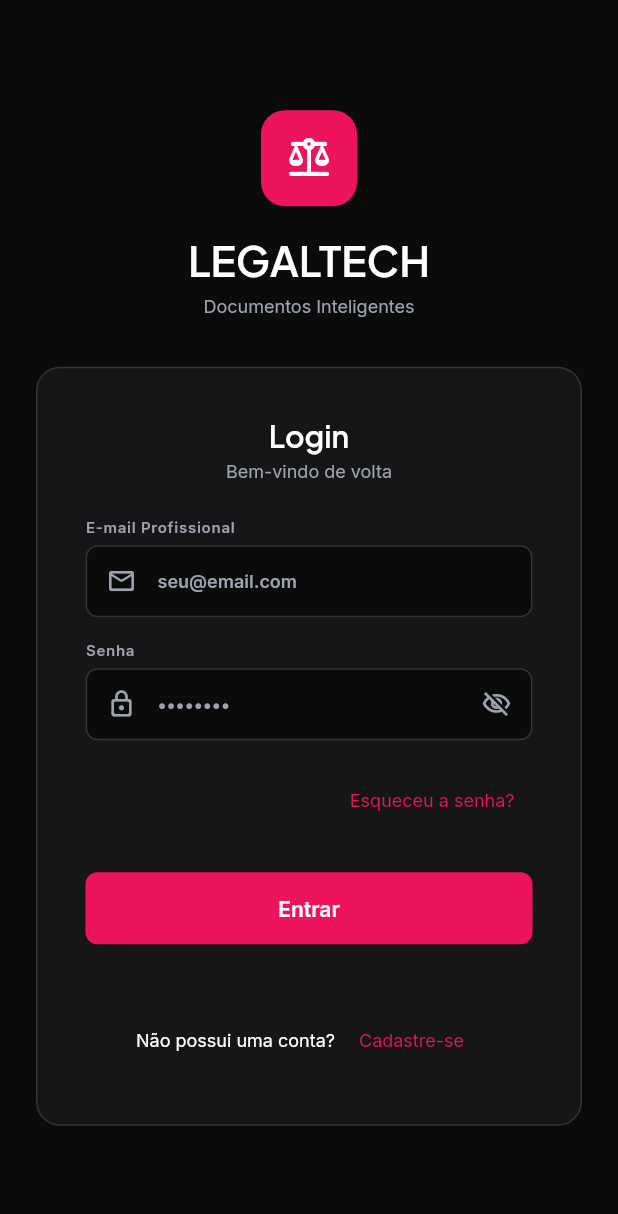
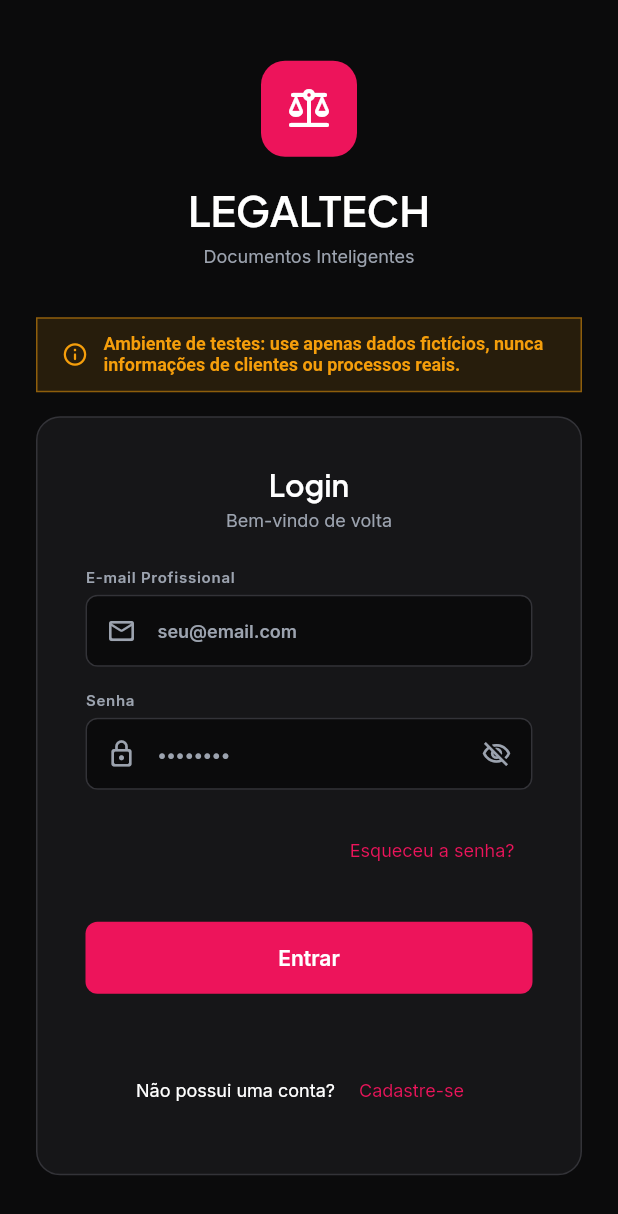
Before and after one commit to gustavo130920/legal-tech-app, a Flutter app: the screen it shows after launch, on a phone screen of 412 x 824 dp. Shown: the top 1214 px of the screen. Run offline on Flutter 3.47's test engine with Material 3 defaults, Android fonts, the phone set to English and light mode, and no system bars; drawn by our look-alikes of auto_size_text; our stand-ins replace dropdown_button2, font_awesome_flutter, from_css_color, go_router, google_fonts, page_transition and 4 more; missing offline and left inert: dart:html, json_path; accounts and stored records are empty; statements that could not run were skipped.

Commit message:
feat: avisa que a plataforma esta em ambiente de testes
Mostra no login e na tela de montagem que so devem ser usados dados
ficticios durante a avaliacao com advogados.

Co-Authored-By: Claude Opus 5.5 <noreply@anthropic.com>

```diff
--- /dev/null
+++ b/lib/components/test_environment_notice.dart
@@ -0,0 +1,38 @@
+import 'package:flutter/material.dart';
+
+const String testEnvironmentMessage =
+    'Ambiente de testes: use apenas dados fictícios, nunca informações de clientes ou processos reais.';
+
+/// Aviso exibido enquanto a plataforma estiver em avaliação.
+class TestEnvironmentNotice extends StatelessWidget {
+  const TestEnvironmentNotice({super.key});
+
+  static const Color _color = Color(0xFFF59E0B);
+
+  @override
+  Widget build(BuildContext context) {
+    return Container(
+      padding: const EdgeInsets.symmetric(horizontal: 16.0, vertical: 10.0),
+      decoration: BoxDecoration(
+        color: _color.withValues(alpha: 0.12),
+        border: Border.all(color: _color.withValues(alpha: 0.5)),
+      ),
+      child: Row(
+        mainAxisSize: MainAxisSize.max,
+        children: [
+          const Icon(Icons.info_outline_rounded, color: _color, size: 18.0),
+          const SizedBox(width: 10.0),
+          Expanded(
+            child: Text(
+              testEnvironmentMessage,
+              style: Theme.of(context).textTheme.bodySmall?.copyWith(
+                    color: _color,
+                    fontWeight: FontWeight.w600,
+                  ),
+            ),
+          ),
+        ],
+      ),
+    );
+  }
+}
--- a/lib/pages/area_workspace/area_workspace_widget.dart
+++ b/lib/pages/area_workspace/area_workspace_widget.dart
@@ -1,4 +1,5 @@
 import '/components/quick_action_card_widget.dart';
+import '/components/test_environment_notice.dart';
 import '/core/errors/user_messages.dart';
 import '/core/legal/cnj_number.dart';
 import '/features/drafting/domain/document_composer.dart';
@@ -1378,6 +1379,7 @@ class _AreaWorkspaceWidgetState extends State<AreaWorkspaceWidget> {
         body: Column(
           crossAxisAlignment: CrossAxisAlignment.stretch,
           children: [
+            const TestEnvironmentNotice(),
             Expanded(child: _buildBody()),
             _buildFooter(),
           ],
--- a/lib/pages/login/login_widget.dart
+++ b/lib/pages/login/login_widget.dart
@@ -1,4 +1,5 @@
 import '/core/errors/user_messages.dart';
+import '/components/test_environment_notice.dart';
 import '/flutter_flow/flutter_flow_theme.dart';
 import '/flutter_flow/flutter_flow_util.dart';
 import '/flutter_flow/flutter_flow_widgets.dart';
@@ -210,6 +211,8 @@ class _LoginWidgetState extends State<LoginWidget> {
                                 ].divide(const SizedBox(height: 16.0)),
                               ),
                             ),
+                            const TestEnvironmentNotice(),
+                            const SizedBox(height: 16.0),
                             Container(
                               decoration: BoxDecoration(
                                 color: FlutterFlowTheme.of(context).secondaryBackground,
```
Also changed, not shown: 1 other file.
